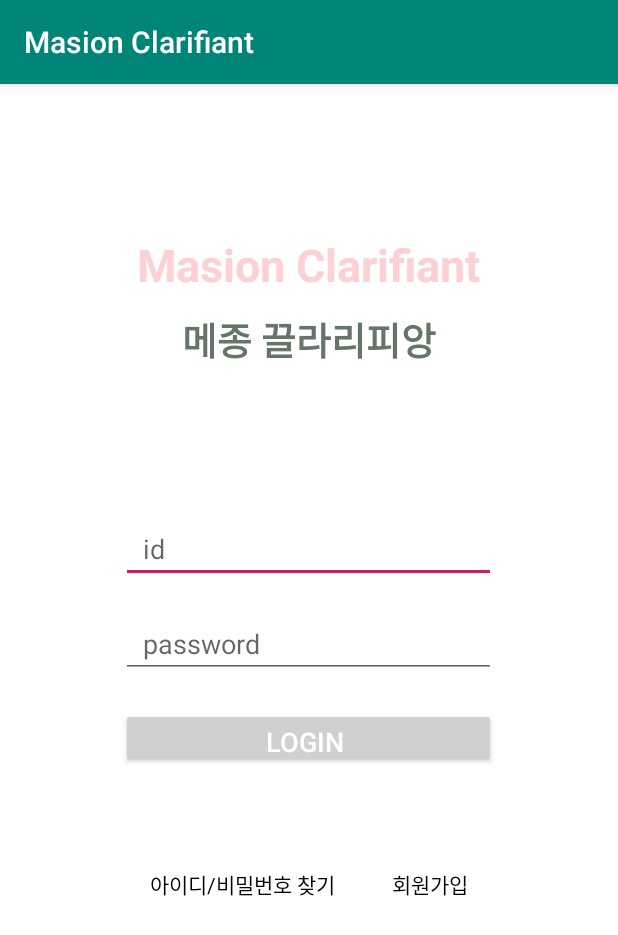
After one commit to joohye85/Masionclarifiant, an Android app: the LoginActivity screen opened directly, with no data from a screen before it, on a phone screen of 412 x 824 dp. The commit adds this screen. Shown: the top 935 px of the screen. Run offline under Robolectric (Android 15) with nearby library versions, the light colour scheme and no system bars.

Commit message:
기본적인 레이아웃 추가

```diff
--- /dev/null
+++ b/app/src/main/java/com/example/masionclarifiant/LoginActivity.java
@@ -0,0 +1,66 @@
+package com.example.masionclarifiant;
+
+import android.content.Intent;
+import android.os.Bundle;
+import android.view.View;
+import android.widget.Button;
+import android.widget.TextView;
+import android.widget.Toast;
+
+public class LoginActivity extends MainActivity {
+    TextView id_textView;
+    TextView password_textView;
+    Button login_button;
+    TextView find_id;
+    TextView register;
+    static String logState = "login";
+
+    public void onCreate(Bundle savedInstance) {
+        super.onCreate(savedInstance);
+        setContentView(R.layout.login_page);
+
+        id_textView = (TextView)findViewById(R.id.login_id);
+        password_textView = (TextView)findViewById(R.id.login_password);
+        login_button = (Button)findViewById(R.id.login_button);
+        find_id = (TextView) findViewById(R.id.login_find_id);
+        register = (TextView) findViewById(R.id.login_register);
+        final String str = "admin";
+
+        if(logState.equals("logout"))
+            Toast.makeText(getApplicationContext(), "로그아웃 되었습니다.", Toast.LENGTH_LONG).show();
+
+        login_button.setOnClickListener(new View.OnClickListener() {  //로그인 버튼 -> 메인 화면으로 이동
+            @Override
+            public void onClick(View v) {
+                if((id_textView.getText().toString().equals(str)) && (password_textView.getText().toString().equals(str))){ //문자열 비교 equals(), getText() 가 반환하는 것은 문자열이 아님
+                    Intent intent = new Intent(LoginActivity.this, MainActivity.class); //파라메터는 현재 액티비티, 전환될 액티비티
+                    startActivity(intent); //엑티비티 요청
+                }
+                else if((id_textView.getText().toString().equals("")) || password_textView.getText().toString().equals("")){
+                    Toast myToast = Toast.makeText(getApplicationContext(),"아이디나 패스워드를 입력하지 않았습니다.", Toast.LENGTH_SHORT);
+                    myToast.show();
+                }
+                else {
+                    Toast myToast = Toast.makeText(getApplicationContext(),"아이디와 비밀번호가 올바르지 않습니다.", Toast.LENGTH_SHORT);
+                    myToast.show();
+                }
+            }
+        });
+
+        find_id.setOnClickListener(new View.OnClickListener() { //아이디/비밀번호 찾기 버튼
+            @Override
+            public void onClick(View v) {
+                Toast myToast = Toast.makeText(getApplicationContext(),"아이디/비밀번호 페이지로 이동합니다.", Toast.LENGTH_SHORT);
+                myToast.show();
+            }
+        });
+
+        register.setOnClickListener(new View.OnClickListener() { //회원가입 버튼 -> register 페이지로 이동
+            @Override
+            public void onClick(View v) {
+                Intent intent = new Intent(LoginActivity.this, RegisterActivity.class); //파라메터는 현재 액티비티, 전환될 액티비티
+                startActivity(intent); //엑티비티 요청
+            }
+        });
+    }
+}
--- a/app/src/main/java/com/example/masionclarifiant/MainActivity.java
+++ b/app/src/main/java/com/example/masionclarifiant/MainActivity.java
@@ -2,6 +2,7 @@
 
 import androidx.appcompat.app.AppCompatActivity;
 
+import android.content.Intent;
 import android.os.Bundle;
 
 public class MainActivity extends AppCompatActivity {
@@ -9,6 +10,9 @@
     @Override
     protected void onCreate(Bundle savedInstanceState) {
         super.onCreate(savedInstanceState);
-        setContentView(R.layout.activity_main);
+        setContentView(R.layout.register_page);
+        Intent intent = new Intent(this, LoadingActivity.class);
+        startActivity(intent);
+
     }
 }
--- /dev/null
+++ b/app/src/main/java/com/example/masionclarifiant/RegisterActivity.java
@@ -0,0 +1,4 @@
+package com.example.masionclarifiant;
+
+public class RegisterActivity extends MainActivity {
+}
--- /dev/null
+++ b/app/src/main/res/layout/login_page.xml
@@ -0,0 +1,84 @@
+<?xml version="1.0" encoding="utf-8"?>
+<LinearLayout xmlns:android="http://schemas.android.com/apk/res/android"
+    android:orientation="vertical" android:layout_width="match_parent"
+    android:layout_height="match_parent"
+    android:background="@color/colorWhite">
+    <TextView
+        android:layout_width="wrap_content"
+        android:layout_height="wrap_content"
+        android:text="Masion Clarifiant"
+        android:textColor="@color/colorLightPink"
+        android:textSize="30dp"
+        android:textStyle="bold"
+        android:layout_gravity="center"
+        android:layout_marginTop="100dp"
+        />
+    <TextView
+        android:layout_width="wrap_content"
+        android:layout_height="wrap_content"
+        android:text="메종 끌라리피앙"
+        android:textColor="@color/colorDarkGreen"
+        android:textSize="25dp"
+        android:textStyle="bold"
+        android:layout_gravity="center"
+        android:layout_marginTop="10dp"
+        />
+
+    <EditText
+        android:id="@+id/login_id"
+        android:layout_width="250dp"
+        android:layout_height="43dp"
+        android:ems="10"
+        android:hint=" id"
+        android:textColor="@color/colorBlack"
+        android:inputType="text"
+        android:layout_gravity="center"
+        android:layout_marginTop="100dp"
+        android:paddingLeft="10dp"/>
+
+    <EditText
+        android:id="@+id/login_password"
+        android:layout_width="250dp"
+        android:layout_height="43dp"
+        android:textColor="@color/colorBlack"
+        android:ems="10"
+        android:hint=" password"
+        android:inputType="textPassword"
+        android:layout_gravity="center"
+        android:layout_marginTop="20dp"
+        android:paddingLeft="10dp"/>
+
+    <Button
+        android:id="@+id/login_button"
+        android:layout_width="250dp"
+        android:layout_height="40dp"
+        android:backgroundTint="@color/colorGray"
+        android:textColor="@color/colorWhite"
+        android:text="LOGIN "
+        android:textSize="18dp"
+        android:layout_gravity="center"
+        android:layout_marginTop="20dp"/>
+
+    <RelativeLayout
+        android:layout_width="match_parent"
+        android:layout_height="wrap_content"
+        android:layout_marginTop="100px">
+        <TextView
+            android:id="@+id/login_find_id"
+            android:layout_width="wrap_content"
+            android:layout_height="wrap_content"
+            android:text="아이디/비밀번호 찾기"
+            android:layout_alignParentLeft="true"
+            android:layout_marginLeft="150px"
+            android:textColor="@color/colorBlack" />
+
+        <TextView
+            android:id="@+id/login_register"
+            android:layout_width="wrap_content"
+            android:layout_height="wrap_content"
+            android:text="회원가입"
+            android:layout_alignParentRight="true"
+            android:layout_marginRight="150px"
+            android:textColor="@color/colorBlack" />
+    </RelativeLayout>
+</LinearLayout>
--- a/app/src/main/res/values/colors.xml
+++ b/app/src/main/res/values/colors.xml
@@ -3,4 +3,12 @@
     <color name="colorPrimary">#008577</color>
     <color name="colorPrimaryDark">#00574B</color>
     <color name="colorAccent">#D81B60</color>
+    <color name="colorWhite">#FFFFFF</color>
+    <color name="colorDarkGreen">#657569</color>
+    <color name="colorLightGreen">#B5C8BA</color>
+    <color name="colorBeige">#FEF6ED</color>
+    <color name="colorLightPink">#FBD1D4</color>
+    <color name="colorDarkPink">#FB9691</color>
+    <color name="colorGray">#CFD0CF</color>
+    <color name="colorBlack">#020202</color>
 </resources>
--- a/app/src/main/res/values/styles.xml
+++ b/app/src/main/res/values/styles.xml
@@ -3,9 +3,18 @@
     <!-- Base application theme. -->
     <style name="AppTheme" parent="Theme.AppCompat.Light.DarkActionBar">
         <!-- Customize your theme here. -->
+        <!-- 타이틀바 색 지정 -->
         <item name="colorPrimary">@color/colorPrimary</item>
-        <item name="colorPrimaryDark">@color/colorPrimaryDark</item>
+        <!-- 상태바 색 지정 -->
+        <item name="colorPrimaryDark">@color/colorDarkGreen
+        </item>
         <item name="colorAccent">@color/colorAccent</item>
     </style>
 
+    <style name="AppTheme.NoActionBar">
+        <item name="windowActionBar">false</item>
+        <item name="windowNoTitle">true</item>
+    </style>
+
+
 </resources>
```
Also changed, not shown: app/src/main/AndroidManifest.xml (+17 -2 lines), app/src/main/java/com/example/masionclarifiant/LoadingActivity.java (added, +25 -0 lines), app/src/main/res/drawable/circle.xml (added, +7 -0 lines), app/src/main/res/drawable/rec_circle.xml (added, +9 -0 lines), app/src/main/res/layout/loading_page.xml (added, +11 -0 lines), app/src/main/res/layout/register_page.xml (added, +14 -0 lines), app/src/main/res/drawable/masion_logo.png (added).
